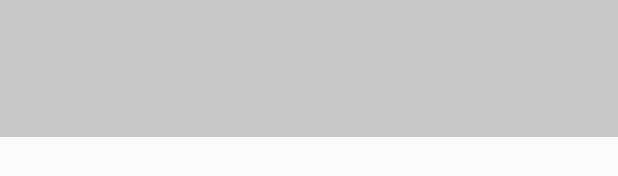
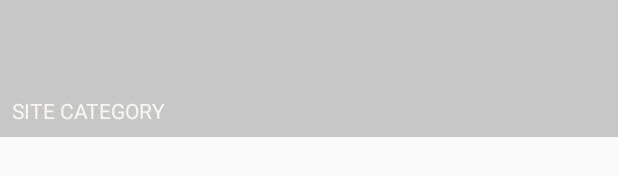
Before and after one commit to Ian-M-Cowley/Flatlander, an Android app: the layout item_site.xml on its own in the app's theme, with its tools: preview values and no code run, on a phone screen of 412 x 824 dp. Shown: the part 163-339 px from the top of the screen. Run offline under Robolectric (Android 15) with nearby library versions, the light colour scheme and no system bars.

Commit message:
Add cateogry to favorites list.

```diff
--- a/app/src/main/java/com/flatlander/flatlander/categories/detail/adapter/SiteRecyclerAdapter.kt
+++ b/app/src/main/java/com/flatlander/flatlander/categories/detail/adapter/SiteRecyclerAdapter.kt
@@ -10,6 +10,7 @@ import android.view.ViewGroup
 import android.widget.ImageView
 import android.widget.TextView
 import com.flatlander.flatlander.R
+import com.flatlander.flatlander.data.LocalFavoritesRepository
 import com.flatlander.flatlander.model.SiteLite
 import com.flatlander.flatlander.utils.loadImage
 import kotlinx.android.synthetic.main.item_site.view.*
@@ -38,6 +39,10 @@ class SiteRecyclerAdapter(context: Context, val sites: List<SiteLite>, val liste
             viewHolder.siteNameText.letterSpacing = 0.1f
         }
         viewHolder.siteImage.loadImage(site.imageUrl, viewHolder.itemView.context.resources.getColor(R.color.brownBlack))
+
+        if (LocalFavoritesRepository.instance.isSiteFavorite(site)) {
+            viewHolder.siteCategoryText.text = site.category
+        }
     }
 
     override fun getItemCount(): Int {
@@ -47,6 +52,7 @@ class SiteRecyclerAdapter(context: Context, val sites: List<SiteLite>, val liste
     class ViewHolder(view: View) : RecyclerView.ViewHolder(view) {
         val siteImage : ImageView = view.image_site
         val siteNameText : TextView = view.text_site_name
+        val siteCategoryText: TextView = view.text_site_category
     }
 
     interface Listener {
--- a/app/src/main/res/layout/item_site.xml
+++ b/app/src/main/res/layout/item_site.xml
@@ -31,4 +31,17 @@
         tools:ignore="MissingPrefix"
         tools:text="Site Name"/>
 
+    <TextView
+        android:id="@+id/text_site_category"
+        fontPath="fonts/highway-gothic-wide.ttf"
+        android:layout_width="wrap_content"
+        android:layout_height="wrap_content"
+        android:layout_gravity="bottom"
+        android:layout_margin="8dp"
+        android:textAllCaps="true"
+        android:textSize="14sp"
+        android:textColor="@color/creamyWhite"
+        tools:ignore="MissingPrefix"
+        tools:text="Site Category"/>
+
 </FrameLayout>
```
